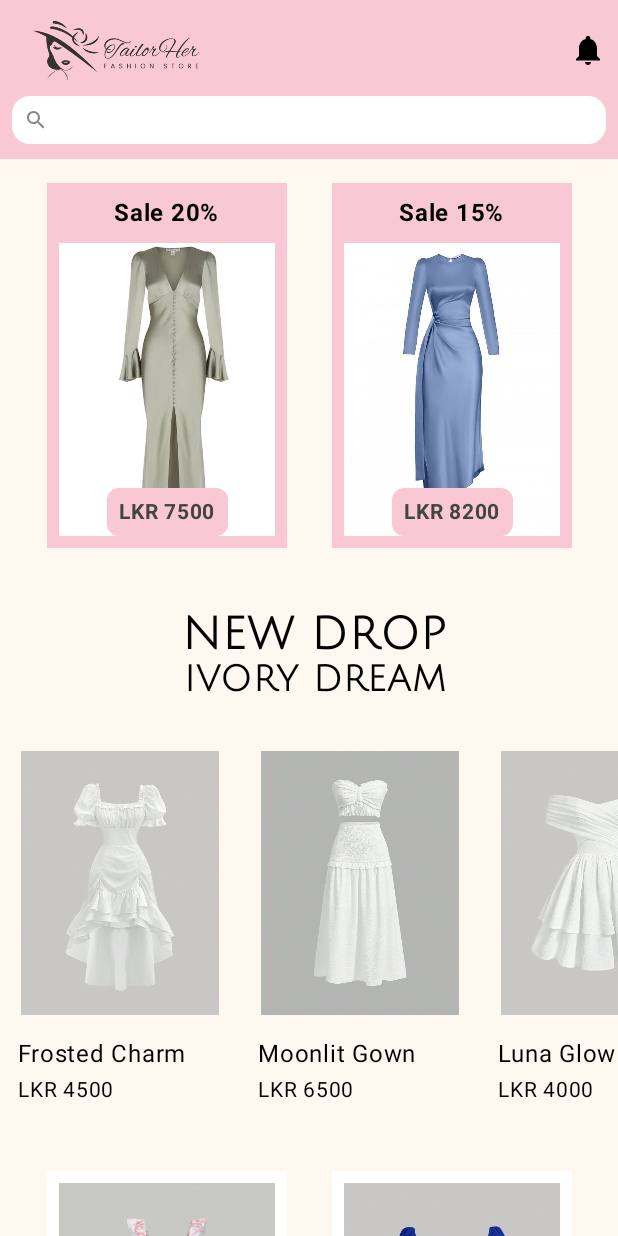
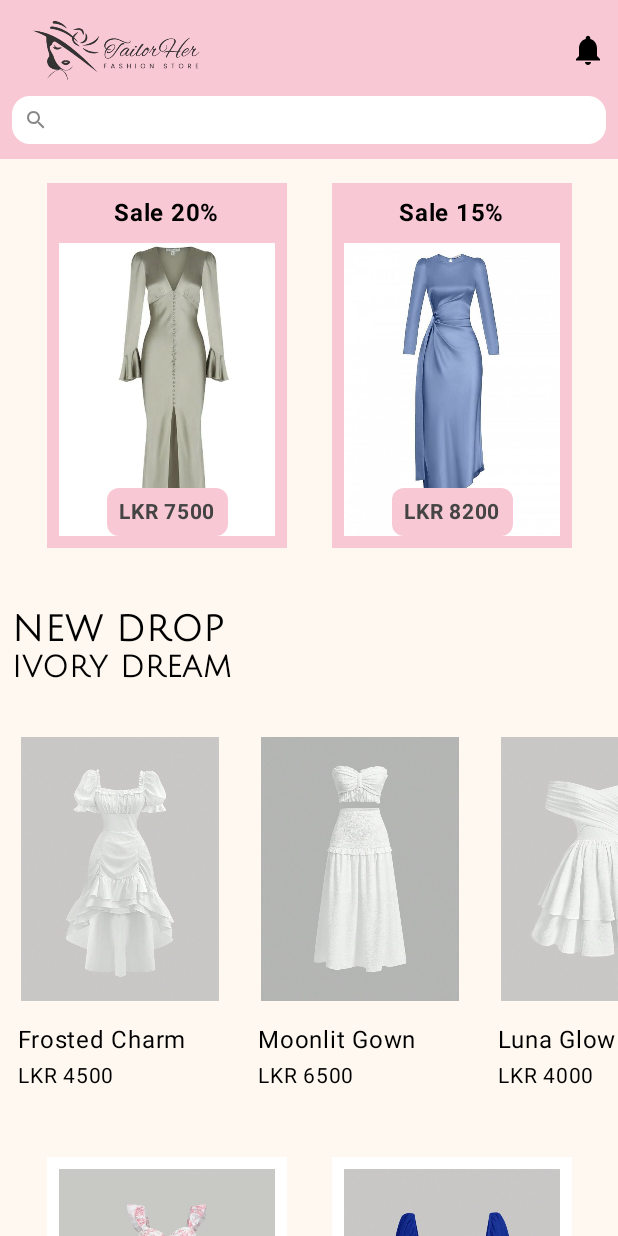
Before and after one commit to reema0127/TailorHerApp, an Android app built with Jetpack Compose: the composable FashionStoreUI shown on its own in the app's theme, on a phone screen of 412 x 824 dp. Run offline under Robolectric (Android 15) with nearby library versions, the phone set to English and light mode, and no system bars; our stand-ins replace livedata-compose; 1 statement that could not run was skipped.

```diff
--- a/app/src/main/java/com/example/myapp/MainActivity.kt
+++ b/app/src/main/java/com/example/myapp/MainActivity.kt
@@ -19,7 +19,7 @@ class MainActivity : ComponentActivity() {
     override fun onCreate(savedInstanceState: Bundle?) {
         super.onCreate(savedInstanceState)
         val authViewModel: AutheticationViewModel by viewModels()
-        enableEdgeToEdge()
+//        enableEdgeToEdge()
         installSplashScreen()
 
 
--- a/app/src/main/java/com/example/myapp/pages/HomePage.kt
+++ b/app/src/main/java/com/example/myapp/pages/HomePage.kt
@@ -211,7 +211,6 @@ fun SaleItems() {
         SaleItem(imageRes = R.drawable.dress2, discount = "Sale 15%", price = "LKR 8200")
     }
 }
-
 @Composable
 fun SaleItem(imageRes: Int, discount: String, price: String) {
     Column(
@@ -291,23 +290,23 @@ fun NewDropSection() {
             // Section Title
             Text(
                 text = "NEW DROP",
-                fontSize = 30.sp,
+                fontSize = 24.sp,
                 fontWeight = FontWeight.Bold,
                 fontFamily = ivory,
                 color = Color.Black,
                 modifier = Modifier
                .padding(start = 8.dp)
-                    .align(Alignment.CenterHorizontally)
+//                    .align(Alignment.CenterHorizontally)
             )
             Text(
                 text = "IVORY DREAM",
-                fontSize = 24.sp,
+                fontSize = 20.sp,
                 fontWeight = FontWeight.Bold,
                 fontFamily = ivory,
                 color = Color.Black,
                 modifier = Modifier
                     .padding(start = 8.dp, bottom = 16.dp)
-                    .align(Alignment.CenterHorizontally)
+
             )
 
             // LazyRow displaying items
```
Also changed, not shown: app/src/main/java/com/example/myapp/DataClases/Theme.kt (deleted, +0 -24 lines). Lines whose indentation alone changed are shown as unchanged.
